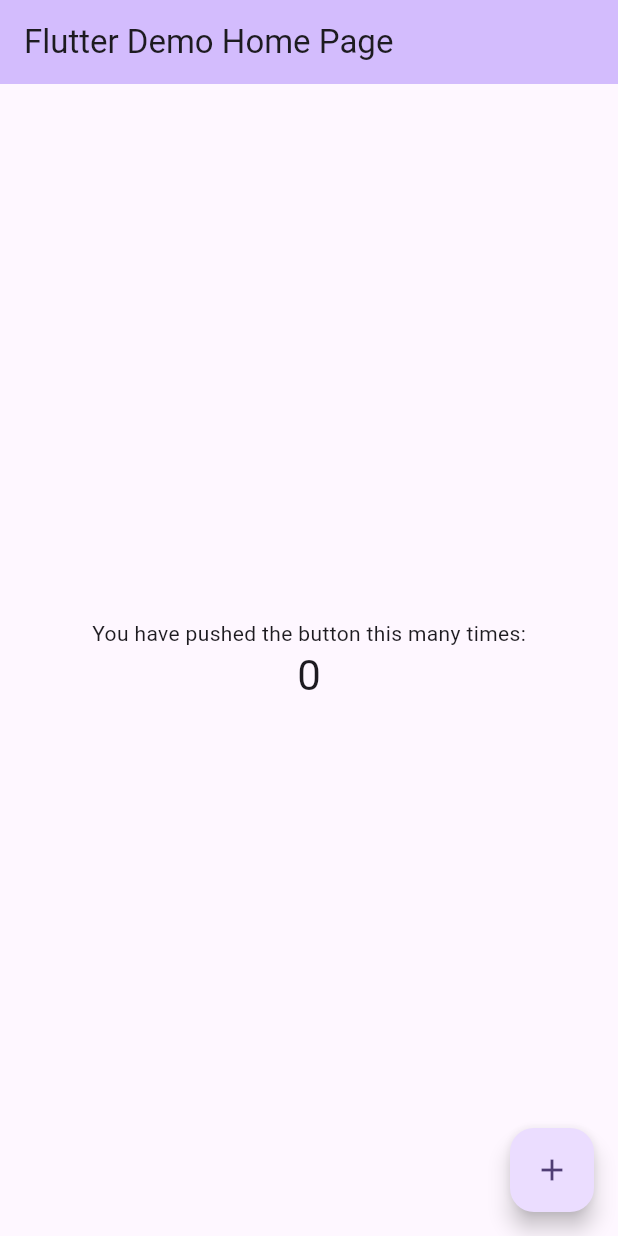
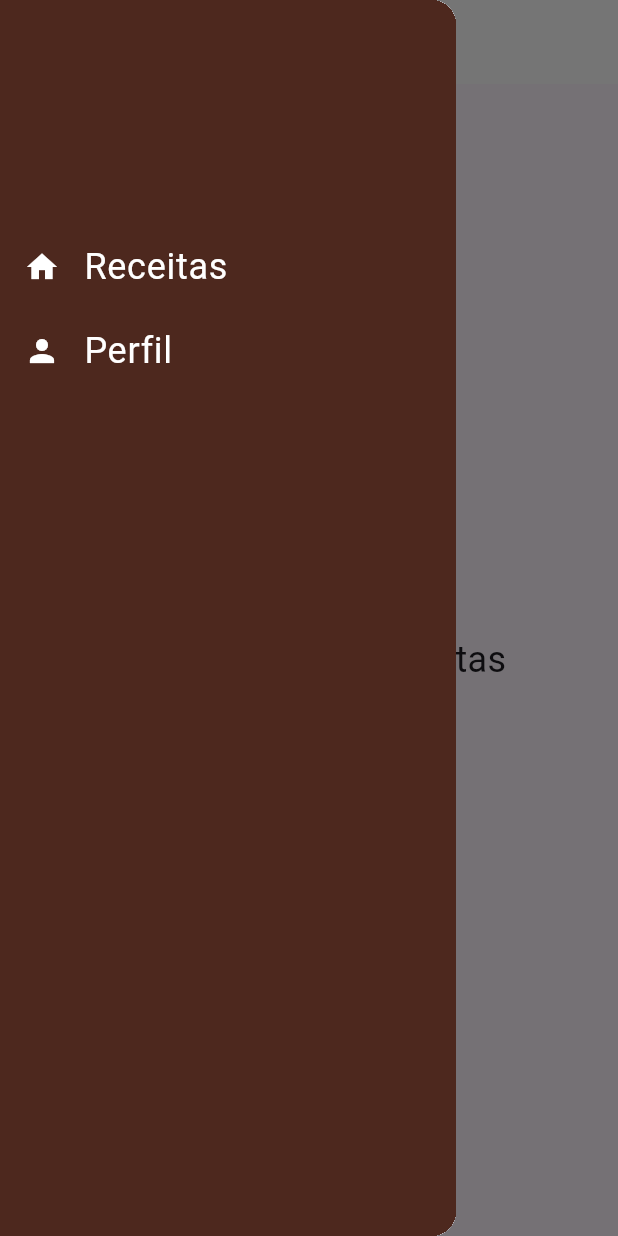
Before and after one commit to BiancaAntonelly/Gourmetize, a Flutter app: the screen it shows after launch, with the side drawer open (before the commit the screen has no drawer), on a phone screen of 412 x 824 dp. Run offline on Flutter 3.47's test engine with Material 3 defaults, Android fonts, the phone set to English and light mode, and no system bars; our stand-ins replace go_router.

Commit message:
layout basico

```diff
--- a/gourmetize/lib/main.dart
+++ b/gourmetize/lib/main.dart
@@ -1,125 +1,16 @@
 import 'package:flutter/material.dart';
+import 'package:gourmetize/routes/routes.dart';
 
-void main() {
-  runApp(const MyApp());
-}
-
-class MyApp extends StatelessWidget {
-  const MyApp({super.key});
-
-  // This widget is the root of your application.
-  @override
-  Widget build(BuildContext context) {
-    return MaterialApp(
-      title: 'Flutter Demo',
+void main(){
+    runApp(MaterialApp.router(
+      routerConfig: myRouter,
       theme: ThemeData(
-        // This is the theme of your application.
-        //
-        // TRY THIS: Try running your application with "flutter run". You'll see
-        // the application has a purple toolbar. Then, without quitting the app,
-        // try changing the seedColor in the colorScheme below to Colors.green
-        // and then invoke "hot reload" (save your changes or press the "hot
-        // reload" button in a Flutter-supported IDE, or press "r" if you used
-        // the command line to start the app).
-        //
-        // Notice that the counter didn't reset back to zero; the application
-        // state is not lost during the reload. To reset the state, use hot
-        // restart instead.
-        //
-        // This works for code too, not just values: Most code changes can be
-        // tested with just a hot reload.
-        colorScheme: ColorScheme.fromSeed(seedColor: Colors.deepPurple),
-        useMaterial3: true,
-      ),
-      home: const MyHomePage(title: 'Flutter Demo Home Page'),
-    );
-  }
-}
-
-class MyHomePage extends StatefulWidget {
-  const MyHomePage({super.key, required this.title});
-
-  // This widget is the home page of your application. It is stateful, meaning
-  // that it has a State object (defined below) that contains fields that affect
-  // how it looks.
-
-  // This class is the configuration for the state. It holds the values (in this
-  // case the title) provided by the parent (in this case the App widget) and
-  // used by the build method of the State. Fields in a Widget subclass are
-  // always marked "final".
-
-  final String title;
-
-  @override
-  State<MyHomePage> createState() => _MyHomePageState();
-}
-
-class _MyHomePageState extends State<MyHomePage> {
-  int _counter = 0;
-
-  void _incrementCounter() {
-    setState(() {
-      // This call to setState tells the Flutter framework that something has
-      // changed in this State, which causes it to rerun the build method below
-      // so that the display can reflect the updated values. If we changed
-      // _counter without calling setState(), then the build method would not be
-      // called again, and so nothing would appear to happen.
-      _counter++;
-    });
-  }
-
-  @override
-  Widget build(BuildContext context) {
-    // This method is rerun every time setState is called, for instance as done
-    // by the _incrementCounter method above.
-    //
-    // The Flutter framework has been optimized to make rerunning build methods
-    // fast, so that you can just rebuild anything that needs updating rather
-    // than having to individually change instances of widgets.
-    return Scaffold(
-      appBar: AppBar(
-        // TRY THIS: Try changing the color here to a specific color (to
-        // Colors.amber, perhaps?) and trigger a hot reload to see the AppBar
-        // change color while the other colors stay the same.
-        backgroundColor: Theme.of(context).colorScheme.inversePrimary,
-        // Here we take the value from the MyHomePage object that was created by
-        // the App.build method, and use it to set our appbar title.
-        title: Text(widget.title),
-      ),
-      body: Center(
-        // Center is a layout widget. It takes a single child and positions it
-        // in the middle of the parent.
-        child: Column(
-          // Column is also a layout widget. It takes a list of children and
-          // arranges them vertically. By default, it sizes itself to fit its
-          // children horizontally, and tries to be as tall as its parent.
-          //
-          // Column has various properties to control how it sizes itself and
-          // how it positions its children. Here we use mainAxisAlignment to
-          // center the children vertically; the main axis here is the vertical
-          // axis because Columns are vertical (the cross axis would be
-          // horizontal).
-          //
-          // TRY THIS: Invoke "debug painting" (choose the "Toggle Debug Paint"
-          // action in the IDE, or press "p" in the console), to see the
-          // wireframe for each widget.
-          mainAxisAlignment: MainAxisAlignment.center,
-          children: <Widget>[
-            const Text(
-              'You have pushed the button this many times:',
-            ),
-            Text(
-              '$_counter',
-              style: Theme.of(context).textTheme.headlineMedium,
-            ),
-          ],
+        textTheme: const TextTheme(
+          bodySmall: TextStyle(fontSize: 16.0),
+          bodyMedium: TextStyle(fontSize: 20.0),
+          bodyLarge: TextStyle(fontSize: 24.0),
         ),
       ),
-      floatingActionButton: FloatingActionButton(
-        onPressed: _incrementCounter,
-        tooltip: 'Increment',
-        child: const Icon(Icons.add),
-      ), // This trailing comma makes auto-formatting nicer for build methods.
-    );
-  }
+    ),
+  );
 }
--- /dev/null
+++ b/gourmetize/lib/screens/home.dart
@@ -0,0 +1,16 @@
+import 'package:flutter/material.dart';
+import 'package:gourmetize/widgets/app_drawer.dart';
+
+class Home extends StatelessWidget {
+  const Home({super.key});
+
+  @override
+  Widget build(BuildContext context) {
+    return const AppDrawer(
+      title: '',
+      body: Center(
+        child: Text('Aqui estarão as receitas', style: TextStyle(fontSize: 24)),
+      ),
+    );
+  }
+}
--- /dev/null
+++ b/gourmetize/lib/screens/perfil.dart
@@ -0,0 +1,16 @@
+import 'package:flutter/material.dart';
+import 'package:gourmetize/widgets/app_drawer.dart';
+
+class Perfil extends StatelessWidget {
+  const Perfil({super.key});
+
+  @override
+  Widget build(BuildContext context) {
+    return const AppDrawer(
+      title: 'Perfil',
+      body: Center(
+        child: Text('Perfil', style: TextStyle(fontSize: 24)),
+      ),
+    );
+  }
+}
--- /dev/null
+++ b/gourmetize/lib/widgets/app_drawer.dart
@@ -0,0 +1,66 @@
+import 'package:flutter/material.dart';
+import 'package:go_router/go_router.dart';
+
+class AppDrawer extends StatelessWidget {
+  final Widget body;
+  final String title;
+
+  const AppDrawer({
+    super.key,
+    required this.body,
+    required this.title,
+  });
+
+  @override
+  Widget build(BuildContext context) {
+    return Scaffold(
+      appBar: AppBar(
+        title: Text(title),
+        backgroundColor: Colors.white,
+        leading: Builder(
+          builder: (BuildContext context) {
+            return IconButton(
+              icon: const Icon(Icons.menu),
+              onPressed: () {
+                Scaffold.of(context).openDrawer();
+              },
+            );
+          },
+        ),
+      ),
+      drawer: Drawer(
+        child: Container(
+          color: const Color(0xFF4D281E),
+          padding:  EdgeInsets.zero,
+          child: ListView(
+            padding: EdgeInsets.zero,
+            children: <Widget>[
+              const SizedBox(height: 150),
+              ListTile(
+                leading: const Icon(Icons.home, color: Colors.white),
+                title: const Text(
+                  'Receitas',
+                  style: TextStyle(color: Colors.white),
+                ),
+                onTap: () {
+                  context.go('/');
+                },
+              ),
+              ListTile(
+                leading: const Icon(Icons.person, color: Colors.white),
+                title: const Text(
+                  'Perfil',
+                  style: TextStyle(color: Colors.white),
+                ),
+                onTap: () {
+                  context.go('/perfil');
+                },
+              ),
+            ],
+          ),
+        ),
+      ),
+      body: body, // O conteúdo principal da tela
+    );
+  }
+}
--- a/gourmetize/pubspec.yaml
+++ b/gourmetize/pubspec.yaml
@@ -30,6 +30,7 @@ environment:
 dependencies:
   flutter:
     sdk: flutter
+  go_router: ^14.2.7
 
 
   # The following adds the Cupertino Icons font to your application.
```
Also changed, not shown: gourmetize/lib/routes/routes.dart (added, +21 -0 lines), gourmetize/pubspec.lock, 4 other files.
